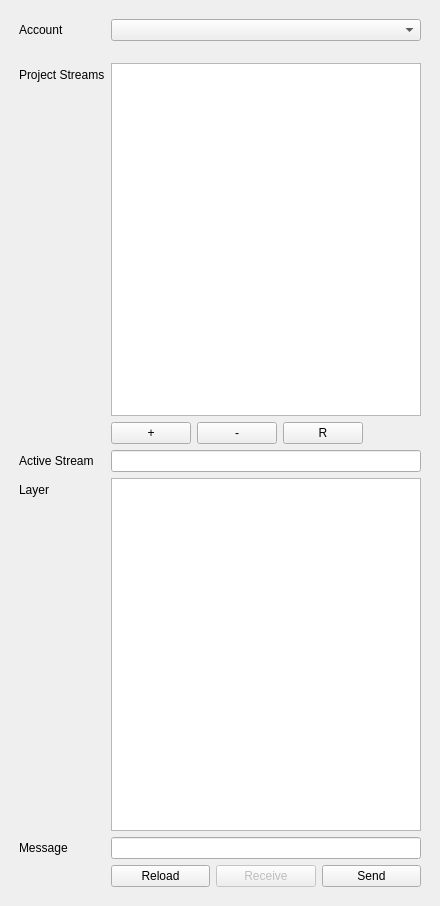
Above: ui/speckle_qgis_dialog_base.ui from specklesystems/speckle-qgis before the change. Below: the same form after it.
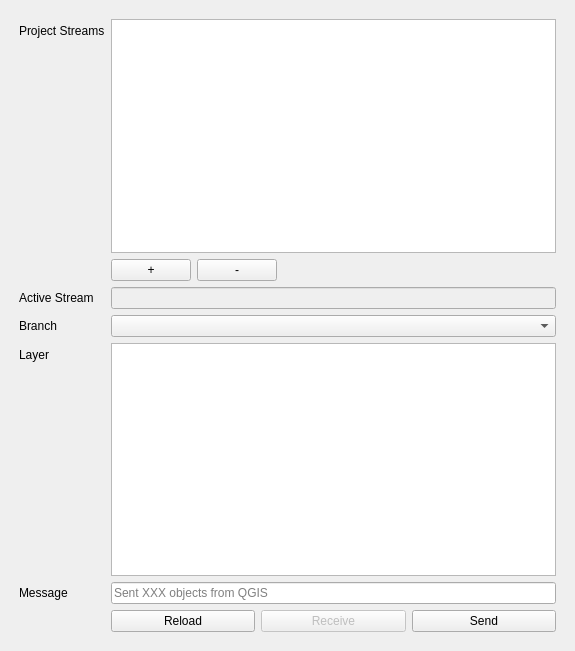
That is the form after the change.

The edit to the form file:
```diff
--- a/ui/speckle_qgis_dialog_base.ui
+++ b/ui/speckle_qgis_dialog_base.ui
@@ -6,8 +6,8 @@
    <rect>
     <x>0</x>
     <y>0</y>
-    <width>440</width>
-    <height>906</height>
+    <width>575</width>
+    <height>651</height>
    </rect>
   </property>
   <property name="windowTitle">
@@ -32,39 +32,32 @@
          <number>10</number>
         </property>
         <item row="0" column="0">
-         <widget class="QLabel" name="accountListLabel">
-          <property name="text">
-           <string>Account</string>
-          </property>
-         </widget>
-        </item>
-        <item row="0" column="1">
-         <widget class="QComboBox" name="accountListField"/>
-        </item>
-        <item row="1" column="1">
-         <spacer name="verticalSpacer_2">
-          <property name="orientation">
-           <enum>Qt::Vertical</enum>
-          </property>
-          <property name="sizeType">
-           <enum>QSizePolicy::Fixed</enum>
-          </property>
-          <property name="sizeHint" stdset="0">
-           <size>
-            <width>5</width>
-            <height>10</height>
-           </size>
-          </property>
-         </spacer>
-        </item>
-        <item row="2" column="0">
          <widget class="QLabel" name="streamListLabel">
           <property name="text">
            <string>Project Streams</string>
           </property>
          </widget>
         </item>
-        <item row="3" column="1">
+        <item row="0" column="1">
+         <widget class="QListWidget" name="streamList">
+          <property name="sizePolicy">
+           <sizepolicy hsizetype="Expanding" vsizetype="MinimumExpanding">
+            <horstretch>0</horstretch>
+            <verstretch>0</verstretch>
+           </sizepolicy>
+          </property>
+          <property name="sizeAdjustPolicy">
+           <enum>QAbstractScrollArea::AdjustToContents</enum>
+          </property>
+          <property name="resizeMode">
+           <enum>QListView::Fixed</enum>
+          </property>
+          <property name="viewMode">
+           <enum>QListView::ListMode</enum>
+          </property>
+         </widget>
+        </item>
+        <item row="1" column="1">
          <layout class="QHBoxLayout" name="streamListButtons">
           <item>
            <widget class="QPushButton" name="streams_add_button">
@@ -80,13 +73,6 @@
             </property>
            </widget>
           </item>
-          <item>
-           <widget class="QPushButton" name="streams_reload_button">
-            <property name="text">
-             <string>R</string>
-            </property>
-           </widget>
-          </item>
           <item>
            <spacer name="horizontalSpacer">
             <property name="orientation">
@@ -105,48 +91,62 @@
           </item>
          </layout>
         </item>
-        <item row="4" column="0">
+        <item row="2" column="0">
          <widget class="QLabel" name="streamIdLabel">
           <property name="text">
            <string>Active Stream</string>
           </property>
          </widget>
         </item>
-        <item row="4" column="1">
+        <item row="2" column="1">
          <widget class="QLineEdit" name="streamIdField">
           <property name="enabled">
-           <bool>true</bool>
+           <bool>false</bool>
           </property>
           <property name="clearButtonEnabled">
            <bool>false</bool>
           </property>
          </widget>
         </item>
-        <item row="5" column="0">
+        <item row="3" column="0">
+         <widget class="QLabel" name="streamBranchLabel">
+          <property name="text">
+           <string>Branch</string>
+          </property>
+         </widget>
+        </item>
+        <item row="3" column="1">
+         <widget class="QComboBox" name="streamBranchDropdown"/>
+        </item>
+        <item row="4" column="0">
          <widget class="QLabel" name="layersLabel">
           <property name="text">
            <string>Layer</string>
           </property>
          </widget>
         </item>
-        <item row="5" column="1">
+        <item row="4" column="1">
          <widget class="QListWidget" name="layersWidget">
           <property name="selectionMode">
            <enum>QAbstractItemView::MultiSelection</enum>
           </property>
          </widget>
         </item>
-        <item row="7" column="0">
+        <item row="6" column="0">
          <widget class="QLabel" name="messageLabel">
           <property name="text">
            <string>Message</string>
           </property>
          </widget>
         </item>
+        <item row="6" column="1">
+         <widget class="QLineEdit" name="messageInput">
+          <property name="placeholderText">
+           <string>Sent XXX objects from QGIS</string>
+          </property>
+         </widget>
+        </item>
         <item row="7" column="1">
-         <widget class="QLineEdit" name="messageInput"/>
-        </item>
-        <item row="8" column="1">
          <layout class="QHBoxLayout" name="horizontalLayout">
           <item>
            <widget class="QPushButton" name="reloadButton">
@@ -177,9 +177,6 @@
           </item>
          </layout>
         </item>
-        <item row="2" column="1">
-         <widget class="QListWidget" name="streamList"/>
-        </item>
        </layout>
       </item>
      </layout>
```
